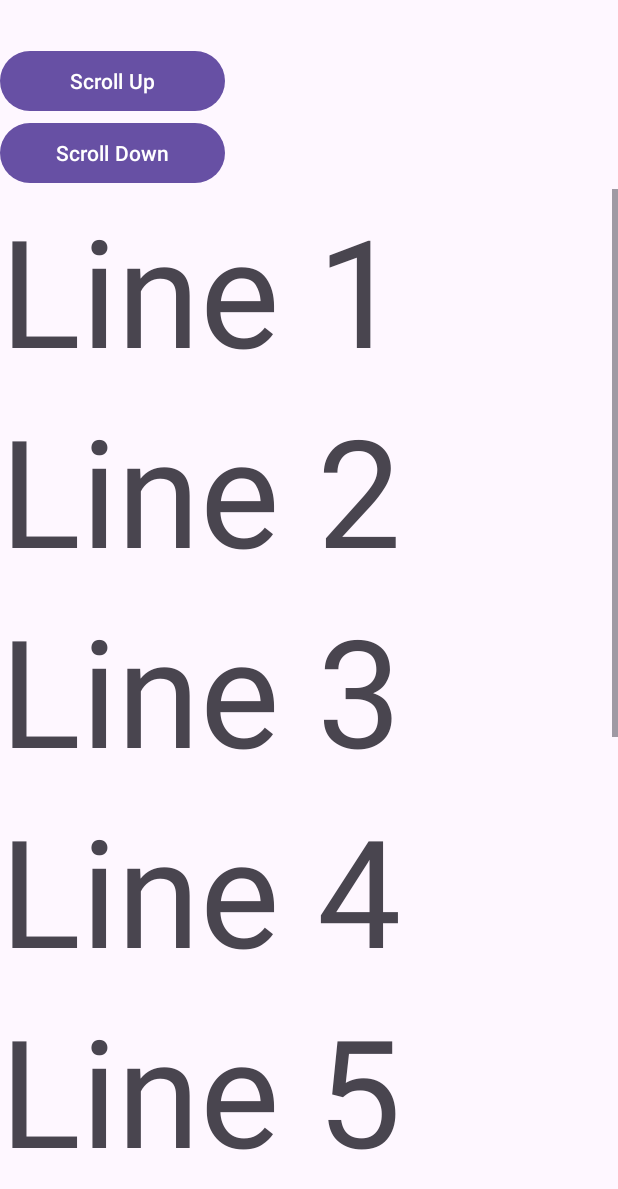
After one commit to RishithChundru/App-Development-2, an Android app: the layout activity_scroll_up_down.xml on its own in the app's theme, with its tools: preview values and no code run, on a phone screen of 412 x 824 dp. The commit adds this screen. Shown: the top 1189 px of the screen. Run offline under Robolectric (Android 15) with nearby library versions, the phone set to English and light mode, and no system bars.

Commit message:
new files

```diff
--- a/app/src/main/java/com/example/android/RatingBar.kt
+++ b/app/src/main/java/com/example/android/RatingBar.kt
@@ -20,7 +20,7 @@ class RatingBar : AppCompatActivity() {
         button.setOnClickListener{
              val totalstars="Total stars: "+simpleRatingBar.numStars
              val rating="Rating: "+simpleRatingBar.rating
-             Toast.makeText(this,""" $totalstars $rating""".trimIndent(),Toast.LENGTH_LONG).show()
+             Toast.makeText(this,"""$totalstars $rating""".trimIndent(),Toast.LENGTH_LONG).show()
         }
         simpleRating.setOnRatingBarChangeListener{ratingBar, rating, fromUser ->
             Toast.makeText(this,"rating $rating, $fromUser",Toast.LENGTH_LONG).show()
--- a/app/src/main/java/com/example/android/ScrollView.kt
+++ b/app/src/main/java/com/example/android/ScrollView.kt
@@ -11,10 +11,6 @@ class ScrollView : AppCompatActivity() {
         super.onCreate(savedInstanceState)
         enableEdgeToEdge()
         setContentView(R.layout.activity_scroll_view)
-        ViewCompat.setOnApplyWindowInsetsListener(findViewById(R.id.main)) { v, insets ->
-            val systemBars = insets.getInsets(WindowInsetsCompat.Type.systemBars())
-            v.setPadding(systemBars.left, systemBars.top, systemBars.right, systemBars.bottom)
-            insets
-        }
+
     }
 }
--- a/app/src/main/java/com/example/android/SlashScreen.kt
+++ b/app/src/main/java/com/example/android/SlashScreen.kt
@@ -15,8 +15,8 @@ class SlashScreen : AppCompatActivity() {
         enableEdgeToEdge()
         setContentView(R.layout.activity_slash_screen)
         Handler(Looper.getMainLooper()).postDelayed({
-            val i = Intent(this@SlashScreen, ScrollView::class.java);
-            startActivity(i);
+            val i = Intent(this@SlashScreen, ScrollView::class.java)
+            startActivity(i)
             finish()
             },2000)
     }
--- a/app/src/main/java/com/example/android/Toolbar_change_color.kt
+++ b/app/src/main/java/com/example/android/Toolbar_change_color.kt
@@ -11,7 +11,6 @@ import androidx.core.view.WindowInsetsCompat
 class Toolbar_change_color : AppCompatActivity() {
     override fun onCreate(savedInstanceState: Bundle?) {
         super.onCreate(savedInstanceState)
-        enableEdgeToEdge()
         setContentView(R.layout.activity_toolbar_change_color)
         val colorDisplay = findViewById<View>(R.id.colorDisplay)
         val colorTeal: View = findViewById(R.id.colorTeal)
@@ -29,6 +28,5 @@ class Toolbar_change_color : AppCompatActivity() {
         colorGreen.setOnClickListener {
             colorDisplay.setBackgroundColor(Color.GREEN) // Green color
         }
-
     }
 }
--- a/app/src/main/res/layout/activity_footer.xml
+++ b/app/src/main/res/layout/activity_footer.xml
@@ -7,7 +7,7 @@
     android:layout_width="match_parent"
     android:layout_height="match_parent"
     android:orientation="horizontal"
-    tools:context=".P6Footer">
+    tools:context=".Footer">
     <ListView
         android:layout_width="wrap_content"
         android:layout_height="wrap_content"
--- /dev/null
+++ b/app/src/main/res/layout/activity_scroll_up_down.xml
@@ -0,0 +1,82 @@
+<?xml version="1.0" encoding="utf-8"?>
+<LinearLayout
+    xmlns:android="http://schemas.android.com/apk/res/android"
+    xmlns:app="http://schemas.android.com/apk/res-auto"
+    xmlns:tools="http://schemas.android.com/tools"
+    android:layout_width="match_parent"
+    android:layout_height="match_parent"
+    tools:context=".Scroll_up_down"
+    android:orientation="vertical">
+    <Button
+        android:id="@+id/button6"
+        android:layout_width="150dp"
+        android:layout_marginTop="30dp"
+        android:layout_height="wrap_content"
+        android:text="Scroll Up"/>
+
+    <Button
+        android:id="@+id/button7"
+        android:layout_width="150dp"
+        android:layout_height="wrap_content"
+        android:text="Scroll Down" />
+    <ScrollView
+        android:id="@+id/scrollview"
+        android:layout_width="match_parent"
+        android:layout_height="wrap_content">
+        <LinearLayout
+            android:layout_width="match_parent"
+            android:layout_height="wrap_content"
+            android:orientation="vertical">
+            <TextView
+                android:layout_width="match_parent"
+                android:layout_height="wrap_content"
+                android:text="Line 1"
+                android:textSize="100dp"/>
+            <TextView
+                android:layout_width="match_parent"
+                android:layout_height="wrap_content"
+                android:text="Line 2"
+                android:textSize="100dp"/>
+            <TextView
+                android:layout_width="match_parent"
+                android:layout_height="wrap_content"
+                android:text="Line 3"
+                android:textSize="100dp"/>
+            <TextView
+                android:layout_width="match_parent"
+                android:layout_height="wrap_content"
+                android:text="Line 4"
+                android:textSize="100dp"/>
+            <TextView
+                android:layout_width="match_parent"
+                android:layout_height="wrap_content"
+                android:text="Line 5"
+                android:textSize="100dp"/>
+            <TextView
+                android:layout_width="match_parent"
+                android:layout_height="wrap_content"
+                android:text="Line 6"
+                android:textSize="100dp"/>
+            <TextView
+                android:layout_width="match_parent"
+                android:layout_height="wrap_content"
+                android:text="Line 7"
+                android:textSize="100dp"/>
+            <TextView
+                android:layout_width="match_parent"
+                android:layout_height="wrap_content"
+                android:text="Line 8"
+                android:textSize="100dp"/>
+            <TextView
+                android:layout_width="match_parent"
+                android:layout_height="wrap_content"
+                android:text="Line 9"
+                android:textSize="100dp"/>
+            <TextView
+                android:layout_width="match_parent"
+                android:layout_height="wrap_content"
+                android:text="Line 10"
+                android:textSize="100dp"/>
+        </LinearLayout>
+    </ScrollView>
+</LinearLayout>
--- a/app/src/main/res/layout/activity_slash_screen.xml
+++ b/app/src/main/res/layout/activity_slash_screen.xml
@@ -18,5 +18,4 @@
         app:layout_constraintStart_toStartOf="parent"
         app:layout_constraintTop_toTopOf="parent" />
 
-
 </LinearLayout>
--- a/app/src/main/res/layout/activity_toolbar.xml
+++ b/app/src/main/res/layout/activity_toolbar.xml
@@ -11,6 +11,7 @@
         android:id="@+id/toolbar"
         android:layout_width="600dp"
         android:layout_height="?attr/actionBarSize"
+        android:layout_marginTop="30dp"
         android:background="?attr/colorPrimary"
         app:logo="@drawable/baseline_shopping_cart_24"
         app:title="Buy and Sell item"
--- a/app/src/main/res/values/colors.xml
+++ b/app/src/main/res/values/colors.xml
@@ -3,4 +3,7 @@
     <color name="black">#FF000000</color>
     <color name="white">#FFFFFFFF</color>
     <color name="purple">#800080</color>
+    <color name="Red">#FF0000</color>
+    <color name="Green">#008000</color>
+    <color name="Teal">#008080</color>
 </resources>
```
Also changed, not shown: app/src/main/AndroidManifest.xml (+4 -8 lines), app/src/main/java/com/example/android/NotificationBar.kt (+33 -5 lines), app/src/main/java/com/example/android/Scroll_up_down.kt (added, +26 -0 lines), app/src/main/java/com/example/android/toolbar.kt (+5 -4 lines), app/src/main/res/layout/activity_scroll_view2.xml (+103 -43 lines), app/src/main/res/layout/activity_toolbar_change_color.xml (+10 -3 lines), 1 other file.
